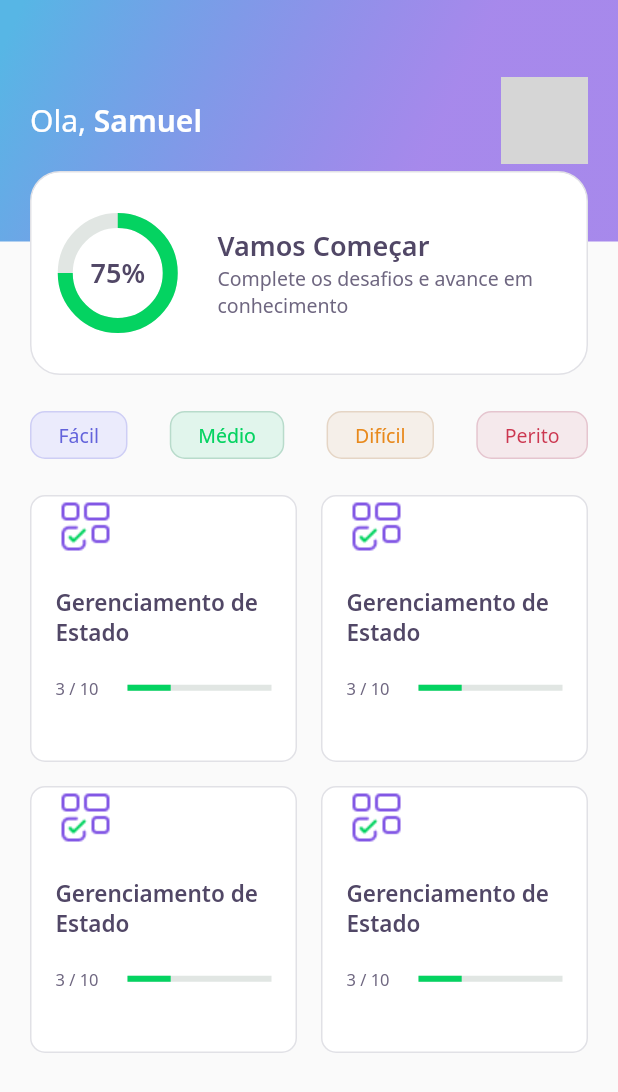
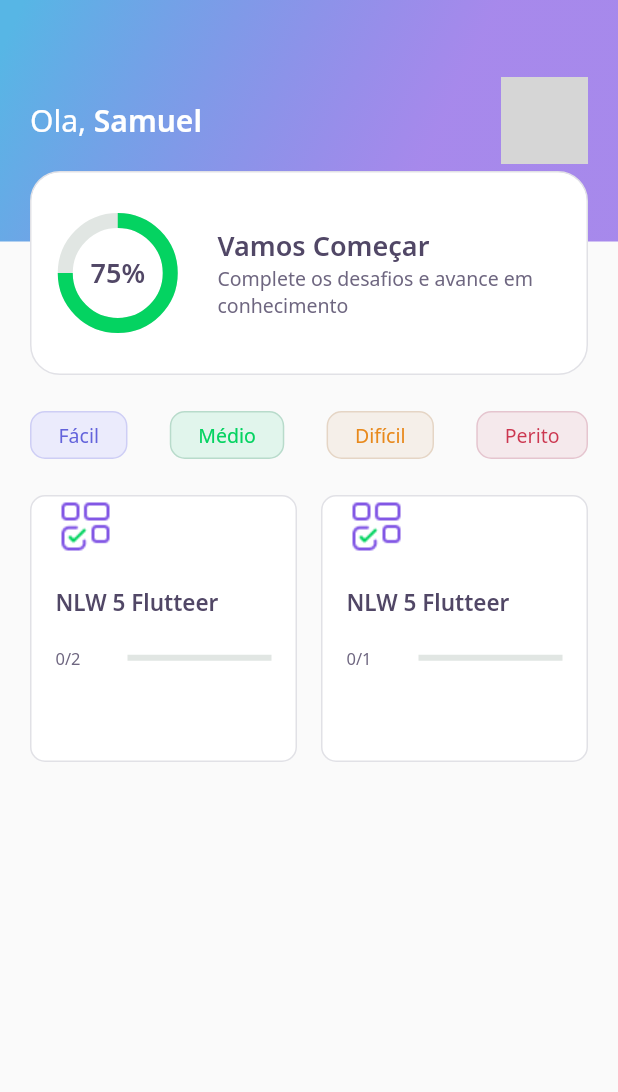
Before and after one commit to dtmiranda/devquiz, a Flutter app: the HomePage screen opened directly, on a phone screen of 412 x 824 dp. Shown: the top 1092 px of the screen. Run offline on Flutter 3.47's test engine with Material 2 defaults, Android fonts, the phone set to English and light mode, and no system bars; our stand-ins replace google_fonts; missing offline and left inert: dart:ffi; accounts and stored records are empty; network calls fail; grey boxes are pictures that could not be loaded.

```diff
--- a/lib/core/app_widget.dart
+++ b/lib/core/app_widget.dart
@@ -8,7 +8,7 @@ class AppWidget extends StatelessWidget {
   Widget build(BuildContext context) {
     return const MaterialApp(
       title: "DevQuiz",
-      home: ChallengePage(),
+      home: HomePage(),
     );
   }
 }
--- a/lib/home/home_page.dart
+++ b/lib/home/home_page.dart
@@ -1,3 +1,7 @@
+import 'package:devquiz/challenge/widget/quiz/quiz_widget.dart';
+import 'package:devquiz/core/core.dart';
+import 'package:devquiz/home/home_controller.dart';
+import 'package:devquiz/home/home_state.dart';
 import 'package:devquiz/home/widgets/appbar/app_bar_widget.dart';
 import 'package:devquiz/home/widgets/level_button_widget/level_button_widget.dart';
 import 'package:devquiz/home/widgets/quiz_card/quiz_card_widget.dart';
@@ -11,10 +15,27 @@ class HomePage extends StatefulWidget {
 }
 
 class _HomePageState extends State<HomePage> {
+  final controller = HomeController();
+
+  @override
+  void initState() {
+    // TODO: implement initState
+    super.initState();
+
+    controller.getUser();
+    controller.getQuizzes();
+    controller.stateNotifier.addListener(() {
+      setState(() {});
+    });
+  }
+
   @override
   Widget build(BuildContext context) {
+    if (controller.homeState == HomeState.success) {
       return Scaffold(
-      appBar: AppBarWidget(),
+        appBar: AppBarWidget(
+          user: controller.user!,
+        ),
         body: Padding(
           padding: const EdgeInsets.symmetric(horizontal: 20),
           child: Column(
@@ -47,17 +68,26 @@ class _HomePageState extends State<HomePage> {
                   crossAxisSpacing: 16,
                   mainAxisSpacing: 16,
                   crossAxisCount: 2,
-                children: [
-                  QuizCardWidget(),
-                  QuizCardWidget(),
-                  QuizCardWidget(),
-                  QuizCardWidget()
-                ],
+                  children: controller.quizzes!
+                      .map((e) => QuizCardWidget(
+                            quizTitle: e.quizTitle,
+                            quizCompleted:
+                                "${e.questionAnswered}/${e.questions.length}",
+                            percent: e.questionAnswered / e.questions.length,
+                          ))
+                      .toList(),
                 ),
               )
             ],
           ),
         ),
       );
+    } else {
+      return Scaffold(
+          body: Center(
+        child: CircularProgressIndicator(
+            valueColor: AlwaysStoppedAnimation<Color>(AppColors.darkGreen)),
+      ));
     }
   }
+}
--- a/lib/home/home_state.dart
+++ b/lib/home/home_state.dart
@@ -1 +1 @@
-enum HomeState { success, load, error, empty }
+enum HomeState { success, loading, error, empty }
--- a/lib/home/widgets/appbar/app_bar_widget.dart
+++ b/lib/home/widgets/appbar/app_bar_widget.dart
@@ -1,10 +1,13 @@
 import 'package:devquiz/core/app_gradients.dart';
 import 'package:devquiz/core/app_text_styles.dart';
 import 'package:devquiz/home/widgets/score_card/score_card_widget.dart';
+import 'package:devquiz/modules/user_module.dart';
 import 'package:flutter/material.dart';
 
 class AppBarWidget extends PreferredSize {
-  AppBarWidget()
+  final UserModule user;
+
+  AppBarWidget({required this.user})
       : super(
             preferredSize: Size.fromHeight(250),
             child: Container(
@@ -28,7 +31,7 @@ class AppBarWidget extends PreferredSize {
                           style: AppTextStyles.title,
                           children: [
                             TextSpan(
-                              text: 'Samuel',
+                              text: user.userName,
                               style: AppTextStyles.titleBold,
                             )
                           ],
@@ -39,7 +42,9 @@ class AppBarWidget extends PreferredSize {
                           height: 58,
                           decoration: BoxDecoration(
                               borderRadius: BorderRadius.circular(10),
-                              image: DecorationImage(image: NetworkImage(""))),
+                              image: DecorationImage(
+                                image: NetworkImage(user.photoUrl),
+                              )),
                         ),
                       ],
                     ),
--- a/lib/home/widgets/quiz_card/quiz_card_widget.dart
+++ b/lib/home/widgets/quiz_card/quiz_card_widget.dart
@@ -3,16 +3,26 @@ import 'package:devquiz/shared/widgets/progress_indicator/progress_indicator_wid
 import 'package:flutter/material.dart';
 
 class QuizCardWidget extends StatelessWidget {
-  const QuizCardWidget({Key? key}) : super(key: key);
-
+  final String quizTitle;
+  final String quizCompleted;
+  final double percent;
+  const QuizCardWidget({
+    Key? key,
+    required this.quizTitle,
+    required this.quizCompleted,
+    required this.percent,
+  }) : super(key: key);
   @override
   Widget build(BuildContext context) {
     return Container(
       padding: EdgeInsets.symmetric(horizontal: 16),
       decoration: BoxDecoration(
-          border: Border.fromBorderSide(BorderSide(color: AppColors.border)),
-          color: AppColors.white,
-          borderRadius: BorderRadius.circular(10)),
+        border: Border.fromBorderSide(BorderSide(
+          color: AppColors.border,
+        )),
+        color: AppColors.white,
+        borderRadius: BorderRadius.circular(10),
+      ),
       child: Column(
         crossAxisAlignment: CrossAxisAlignment.start,
         children: [
@@ -25,7 +35,7 @@ class QuizCardWidget extends StatelessWidget {
             height: 20,
           ),
           Text(
-            "Gerenciamento de Estado",
+            quizTitle,
             style: AppTextStyles.heading15,
           ),
           SizedBox(
@@ -36,14 +46,14 @@ class QuizCardWidget extends StatelessWidget {
               Expanded(
                 flex: 1,
                 child: Text(
-                  "3 / 10",
+                  quizCompleted,
                   style: AppTextStyles.body11,
                 ),
               ),
               Expanded(
                 flex: 2,
                 child: ProgressIndicatorWidget(
-                  progressValue: 0.3,
+                  progressValue: percent,
                 ),
               )
             ],
--- a/lib/modules/question_module.dart
+++ b/lib/modules/question_module.dart
@@ -4,6 +4,8 @@ class QuestionModule {
   final String questionTitle;
   final List<AnswerModule> answers;
 
-  QuestionModule({required this.questionTitle, required this.answers})
-      : assert(answers.length == 4);
+  QuestionModule({
+    required this.questionTitle,
+    required this.answers,
+  }) : assert(answers.length == 4);
 }
--- a/lib/modules/user_module.dart
+++ b/lib/modules/user_module.dart
@@ -1,4 +1,4 @@
-import 'dart:html';
+import 'package:devquiz/modules/question_module.dart';
 
 class UserModule {
   final String userName;
```
Also changed, not shown: lib/home/home_controller.dart (+41 -7 lines). Lines whose indentation alone changed are shown as unchanged.
